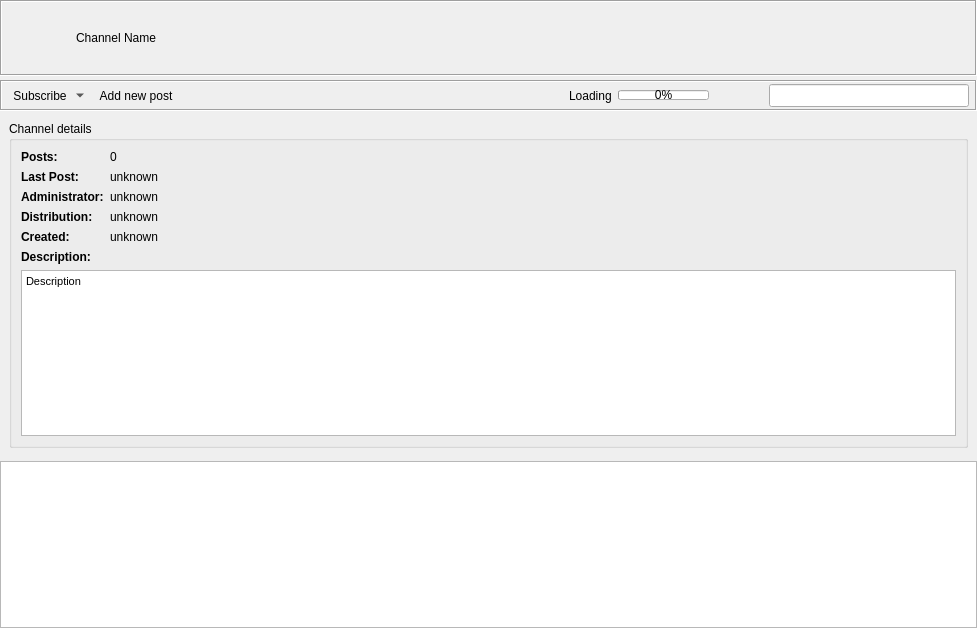
Above: retroshare-gui/src/gui/gxschannels/GxsChannelPostsWidgetWithModel.ui from RetroShare/RetroShare before the change. Below: the same form after it.
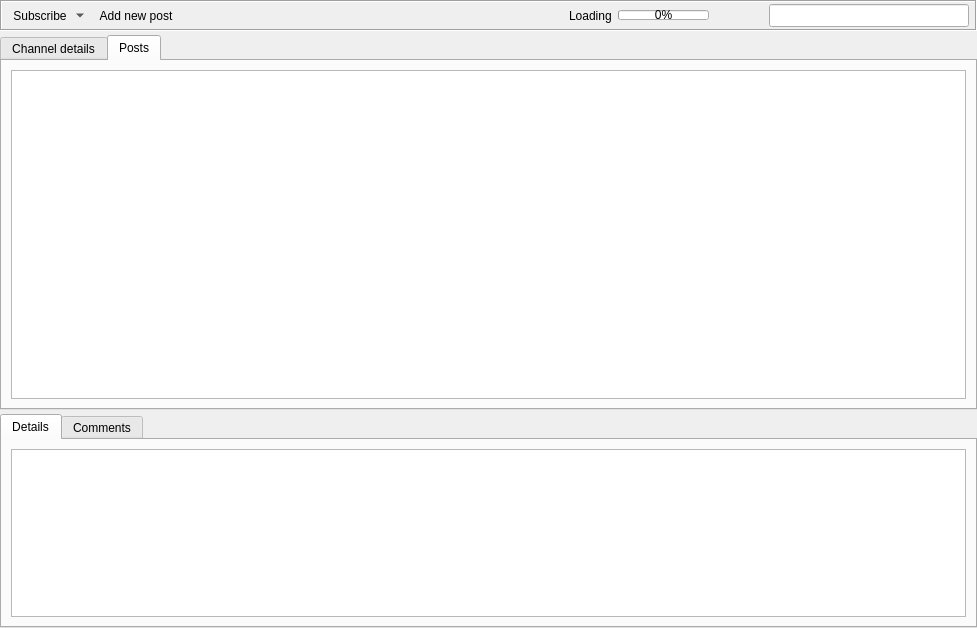
That is the form after the change. The open tabs and pages were chosen to show the change. Icons and pictures are not drawn. Custom widgets are drawn as their Qt base class.

Commit message: improved design: moved channel details+posts into tabs, and added tabs for comments+post details

Diff of the .ui file:
```diff
--- a/retroshare-gui/src/gui/gxschannels/GxsChannelPostsWidgetWithModel.ui
+++ b/retroshare-gui/src/gui/gxschannels/GxsChannelPostsWidgetWithModel.ui
@@ -26,69 +26,6 @@
    <property name="bottomMargin">
     <number>0</number>
    </property>
-   <item>
-    <widget class="QFrame" name="headFrame">
-     <property name="frameShape">
-      <enum>QFrame::Box</enum>
-     </property>
-     <property name="frameShadow">
-      <enum>QFrame::Sunken</enum>
-     </property>
-     <layout class="QHBoxLayout" name="horizontalLayout_3">
-      <property name="leftMargin">
-       <number>4</number>
-      </property>
-      <property name="topMargin">
-       <number>4</number>
-      </property>
-      <property name="rightMargin">
-       <number>4</number>
-      </property>
-      <property name="bottomMargin">
-       <number>4</number>
-      </property>
-      <item>
-       <widget class="QLabel" name="logoLabel">
-        <property name="minimumSize">
-         <size>
-          <width>64</width>
-          <height>64</height>
-         </size>
-        </property>
-        <property name="maximumSize">
-         <size>
-          <width>64</width>
-          <height>64</height>
-         </size>
-        </property>
-        <property name="text">
-         <string/>
-        </property>
-        <property name="pixmap">
-         <pixmap>:/images/channels.png</pixmap>
-        </property>
-        <property name="scaledContents">
-         <bool>true</bool>
-        </property>
-       </widget>
-      </item>
-      <item>
-       <widget class="StyledElidedLabel" name="nameLabel">
-        <property name="palette">
-         <palette>
-          <active/>
-          <inactive/>
-          <disabled/>
-         </palette>
-        </property>
-        <property name="text">
-         <string notr="true">Channel Name</string>
-        </property>
-       </widget>
-      </item>
-     </layout>
-    </widget>
-   </item>
    <item>
     <widget class="QFrame" name="toolBarFrame">
      <property name="frameShape">
@@ -285,48 +222,16 @@
     </widget>
    </item>
    <item>
-    <widget class="QWidget" name="infoWidget" native="true">
-     <property name="styleSheet">
-      <string notr="true"/>
-     </property>
-     <layout class="QVBoxLayout" name="verticalLayout">
-      <property name="leftMargin">
-       <number>3</number>
-      </property>
-      <property name="topMargin">
+    <widget class="QTabWidget" name="tabWidget">
+     <property name="currentIndex">
        <number>0</number>
       </property>
-      <property name="rightMargin">
-       <number>3</number>
-      </property>
-      <property name="bottomMargin">
-       <number>3</number>
-      </property>
+     <widget class="QWidget" name="tab_3">
+      <attribute name="title">
+       <string>Channel details</string>
+      </attribute>
+      <layout class="QHBoxLayout" name="horizontalLayout_3">
       <item>
-       <widget class="QFrame" name="infoFrame">
-        <property name="autoFillBackground">
-         <bool>false</bool>
-        </property>
-        <property name="frameShape">
-         <enum>QFrame::NoFrame</enum>
-        </property>
-        <property name="frameShadow">
-         <enum>QFrame::Plain</enum>
-        </property>
-        <layout class="QGridLayout" name="gridLayout_2">
-         <property name="leftMargin">
-          <number>6</number>
-         </property>
-         <property name="topMargin">
-          <number>6</number>
-         </property>
-         <property name="rightMargin">
-          <number>6</number>
-         </property>
-         <property name="bottomMargin">
-          <number>6</number>
-         </property>
-         <item row="0" column="0">
           <widget class="QGroupBox" name="groupBox">
            <property name="title">
             <string>Channel details</string>
@@ -497,25 +402,46 @@
          </item>
         </layout>
        </widget>
-      </item>
+     <widget class="QWidget" name="tab_4">
+      <attribute name="title">
+       <string>Posts</string>
+      </attribute>
+      <layout class="QHBoxLayout" name="horizontalLayout_4">
       <item>
-       <spacer name="verticalSpacer">
-        <property name="orientation">
-         <enum>Qt::Vertical</enum>
-        </property>
-        <property name="sizeHint" stdset="0">
-         <size>
-          <width>0</width>
-          <height>0</height>
-         </size>
-        </property>
-       </spacer>
+        <widget class="QTreeView" name="postsTree">
+         <property name="selectionBehavior">
+          <enum>QAbstractItemView::SelectItems</enum>
+         </property>
+         <attribute name="headerStretchLastSection">
+          <bool>false</bool>
+         </attribute>
+        </widget>
       </item>
      </layout>
     </widget>
+    </widget>
    </item>
    <item>
-    <widget class="QTreeView" name="postsTree"/>
+    <widget class="QTabWidget" name="details_TW">
+     <property name="currentIndex">
+      <number>0</number>
+     </property>
+     <widget class="QWidget" name="tab">
+      <attribute name="title">
+       <string>Details</string>
+      </attribute>
+      <layout class="QHBoxLayout" name="horizontalLayout">
+       <item>
+        <widget class="QTextEdit" name="textEdit"/>
+       </item>
+      </layout>
+     </widget>
+     <widget class="QWidget" name="tab_2">
+      <attribute name="title">
+       <string>Comments</string>
+      </attribute>
+     </widget>
+    </widget>
    </item>
   </layout>
   <action name="actionFeeds">
@@ -544,11 +470,6 @@
    <extends>QToolButton</extends>
    <header>gui/common/SubscribeToolButton.h</header>
   </customwidget>
-  <customwidget>
-   <class>StyledElidedLabel</class>
-   <extends>QLabel</extends>
-   <header>gui/common/StyledElidedLabel.h</header>
-  </customwidget>
   <customwidget>
    <class>LineEditClear</class>
    <extends>QLineEdit</extends>
```
Left out of the diff: 6 changed lines with no effect on the pictures. Lines whose indentation alone changed are shown as unchanged. The commit also changes 2 other files.
